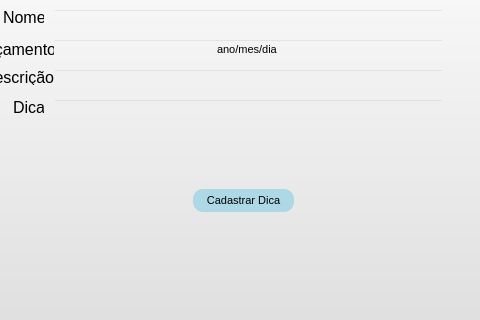
Above: telas/cad_jogos.ui from JorgeLuis8/Trabalho-POO-II before the change; both pictures show x 147 to 627 and y 111 to 431 of the 800 by 600 pixel window. Below: the same form after it.
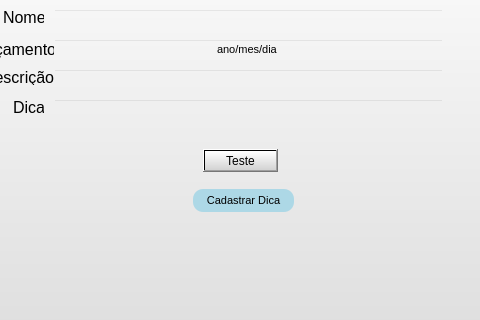
That is the form after the change.

Patch:
```diff
--- a/telas/cad_jogos.ui
+++ b/telas/cad_jogos.ui
@@ -287,6 +287,19 @@
 </string>
     </property>
    </widget>
+   <widget class="QPushButton" name="pushButton_2">
+    <property name="geometry">
+     <rect>
+      <x>350</x>
+      <y>260</y>
+      <width>75</width>
+      <height>23</height>
+     </rect>
+    </property>
+    <property name="text">
+     <string>Teste</string>
+    </property>
+   </widget>
   </widget>
  </widget>
  <resources/>
```
